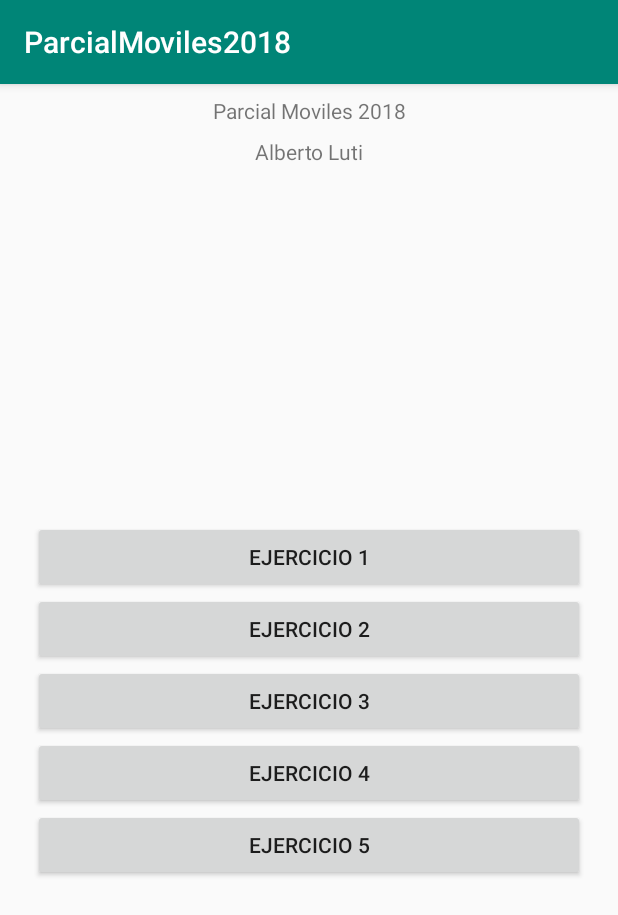
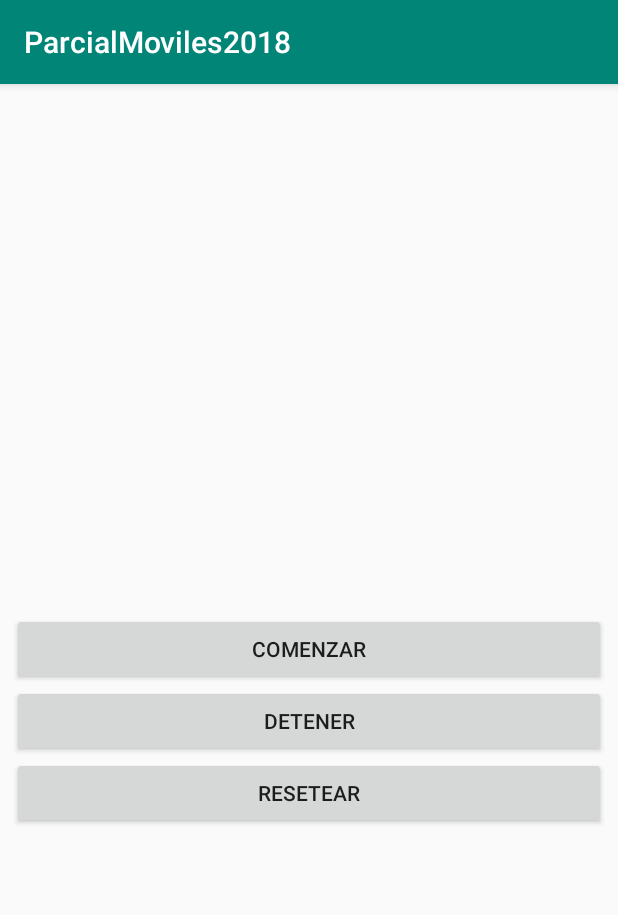
Before and after one commit to lutialberto/ParcialMoviles2018, an Android app: the screen it shows after launch (MainActivity before the commit, Exercise3Activity after it), after a tap on "EJERCICIO 3", on a phone screen of 412 x 824 dp. Shown: the top 915 px of the screen. Run offline under Robolectric (Android 15) with nearby library versions, the phone set to English and light mode, and no system bars.

Commit message:
link main and exercise 3 activities and on click buttons implemented with empty body

```diff
--- a/app/src/main/AndroidManifest.xml
+++ b/app/src/main/AndroidManifest.xml
@@ -20,7 +20,8 @@
         </activity>
         <activity android:name=".controllers.Exercise1Activity" />
         <activity android:name=".controllers.Exercise2Activity" />
-        <activity android:name=".controllers.MultiplicationActivity"></activity>
+        <activity android:name=".controllers.MultiplicationActivity" />
+        <activity android:name=".controllers.Exercise3Activity"></activity>
     </application>
 
 </manifest>
--- /dev/null
+++ b/app/src/main/java/com/example/betom/parcialmoviles2018/controllers/Exercise3Activity.kt
@@ -0,0 +1,26 @@
+package com.example.betom.parcialmoviles2018.controllers
+
+import android.support.v7.app.AppCompatActivity
+import android.os.Bundle
+import android.view.View
+import com.example.betom.parcialmoviles2018.R
+
+class Exercise3Activity : AppCompatActivity() {
+
+    override fun onCreate(savedInstanceState: Bundle?) {
+        super.onCreate(savedInstanceState)
+        setContentView(R.layout.activity_exercise3)
+    }
+
+    fun btnStartClicked(view: View) {
+
+    }
+
+    fun btnStopClicked(view: View) {
+
+    }
+
+    fun btnResetClicked(view: View) {
+
+    }
+}
--- a/app/src/main/java/com/example/betom/parcialmoviles2018/controllers/MainActivity.kt
+++ b/app/src/main/java/com/example/betom/parcialmoviles2018/controllers/MainActivity.kt
@@ -24,7 +24,8 @@ class MainActivity : AppCompatActivity() {
     }
 
     fun btnExercise3Click(view : View){
-
+        val exercise1Activity=Intent(this,Exercise3Activity::class.java)
+        startActivity(exercise1Activity)
     }
 
     fun btnExercise4Click(view : View){
--- /dev/null
+++ b/app/src/main/res/layout/activity_exercise3.xml
@@ -0,0 +1,54 @@
+<?xml version="1.0" encoding="utf-8"?>
+<android.support.constraint.ConstraintLayout xmlns:android="http://schemas.android.com/apk/res/android"
+    xmlns:app="http://schemas.android.com/apk/res-auto"
+    xmlns:tools="http://schemas.android.com/tools"
+    android:layout_width="match_parent"
+    android:layout_height="match_parent"
+    tools:context=".controllers.Exercise3Activity">
+
+    <TextView
+        android:id="@+id/txtCount"
+        android:layout_width="wrap_content"
+        android:layout_height="wrap_content"
+        android:layout_marginTop="32dp"
+        android:textSize="36sp"
+        app:layout_constraintEnd_toEndOf="parent"
+        app:layout_constraintHorizontal_bias="0.5"
+        app:layout_constraintStart_toStartOf="parent"
+        app:layout_constraintTop_toTopOf="parent"
+        tools:text="hh:mm:ss:fff" />
+
+    <LinearLayout
+        android:layout_width="0dp"
+        android:layout_height="wrap_content"
+        android:layout_marginStart="8dp"
+        android:layout_marginEnd="8dp"
+        android:orientation="vertical"
+        app:layout_constraintBottom_toBottomOf="parent"
+        app:layout_constraintEnd_toEndOf="parent"
+        app:layout_constraintHorizontal_bias="0.5"
+        app:layout_constraintStart_toStartOf="parent"
+        app:layout_constraintTop_toBottomOf="@+id/txtCount">
+
+        <Button
+            android:id="@+id/btnStart"
+            android:layout_width="match_parent"
+            android:layout_height="wrap_content"
+            android:onClick="btnStartClicked"
+            android:text="@string/comenzar" />
+
+        <Button
+            android:id="@+id/btnStop"
+            android:layout_width="match_parent"
+            android:layout_height="wrap_content"
+            android:onClick="btnStopClicked"
+            android:text="@string/detener" />
+
+        <Button
+            android:id="@+id/btnReset"
+            android:layout_width="match_parent"
+            android:layout_height="wrap_content"
+            android:onClick="btnResetClicked"
+            android:text="@string/resetear" />
+    </LinearLayout>
+</android.support.constraint.ConstraintLayout>
--- a/app/src/main/res/values/strings.xml
+++ b/app/src/main/res/values/strings.xml
@@ -15,4 +15,7 @@
     <string name="ingresa_1er_numero">Ingresa 1er numero</string>
     <string name="ingresa_2do_numero">Ingresa 2do numero</string>
     <string name="realizar_producto">Realizar producto</string>
+    <string name="comenzar">Comenzar</string>
+    <string name="detener">Detener</string>
+    <string name="resetear">Resetear</string>
 </resources>
```
